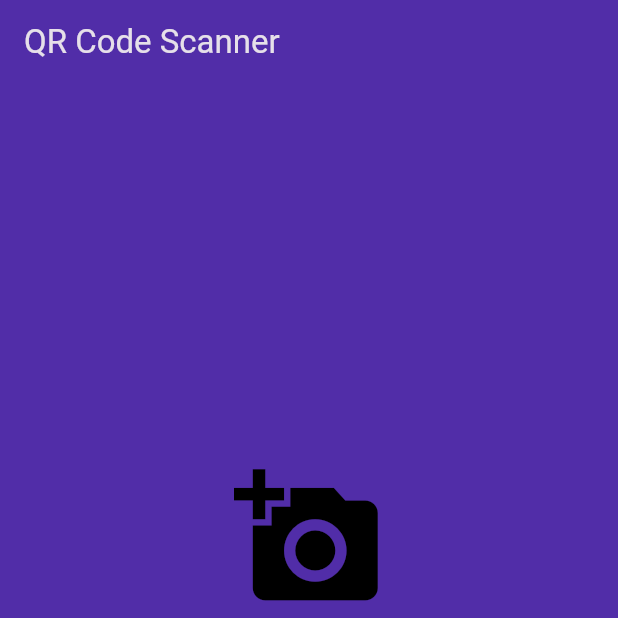
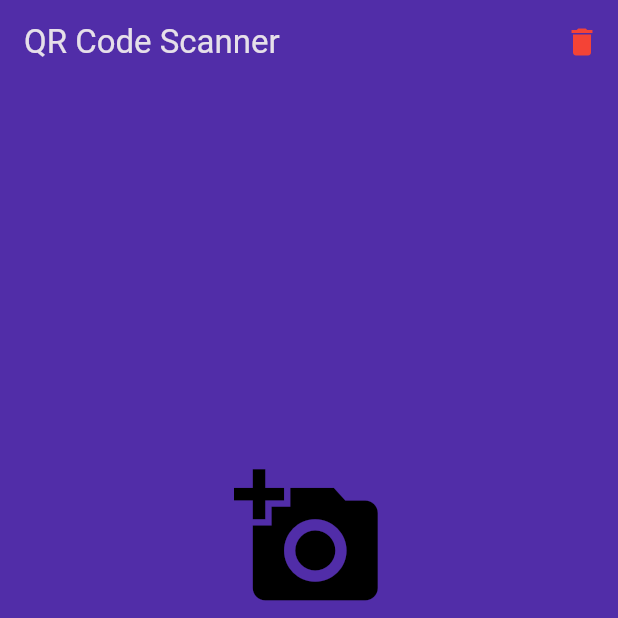
Before and after one commit to Demacia5635/Demacia-Scouting-App, a Flutter app: the QRCode screen opened directly, on a phone screen of 412 x 824 dp, the top half of it. Run offline on Flutter 3.47's test engine with Material 3 defaults, Android fonts, the phone set to English and light mode, and no system bars; our stand-ins replace flutter_colorpicker, flutter_dotenv, package_info_plus, qr_flutter, shared_preferences, supabase_flutter; missing offline and left inert: orbit_standard_library, qr_code_scanner_plus; accounts and stored records are empty.

Commit message:
fix: improve QR code scanner robustness
- Styled UI improvements
- Tested edge cases: half-empty forms
- Verified QR scanning works with:
  - Photo of a photo
  - Low/high lighting conditions

```diff
--- a/lib/widgets/qr_code.dart
+++ b/lib/widgets/qr_code.dart
@@ -48,6 +48,16 @@ class QRCodeState extends State<QRCode> {
       appBar: AppBar(
         title: const Text('QR Code Scanner'),
         backgroundColor: Colors.deepPurple.shade700,
+        actions: [
+          IconButton(
+            onPressed: () {
+              setState(() {
+                resolt = null;
+              });
+            },
+            icon: Icon(Icons.delete, color: Colors.red),
+          ),
+        ],
       ),
       backgroundColor: Colors.deepPurple.shade700,
       body: Column(
```
